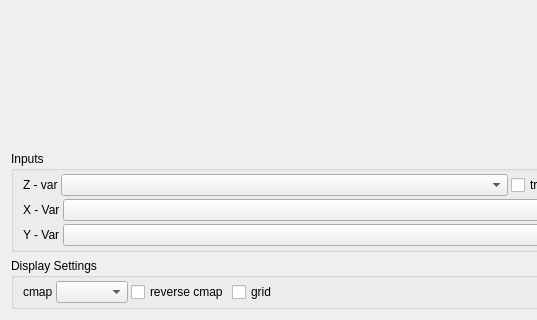
This is ncv/ui/contour_panel.ui in SanjeevBashyal/ncv as Qt 5 draws it before an edit; both pictures show x 0 to 537 and y 440 to 760 of the 1000 by 760 pixel window. The edited form follows.
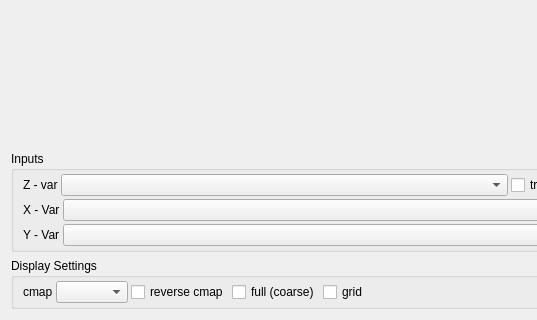
This is the edited form.

The edit to the form file:
```diff
--- a/ncv/ui/contour_panel.ui
+++ b/ncv/ui/contour_panel.ui
@@ -401,6 +401,16 @@
           </property>
          </widget>
         </item>
+        <item>
+         <widget class="QCheckBox" name="checkBox_fullCoarse">
+          <property name="toolTip">
+           <string>Show the whole variable at reduced resolution. Unticked, it loads at full resolution - all at once if it fits in memory, otherwise in chunks you move through with the scroll bars.</string>
+          </property>
+          <property name="text">
+           <string>full (coarse)</string>
+          </property>
+         </widget>
+        </item>
         <item>
          <widget class="QCheckBox" name="checkBox_grid">
           <property name="toolTip">
```
